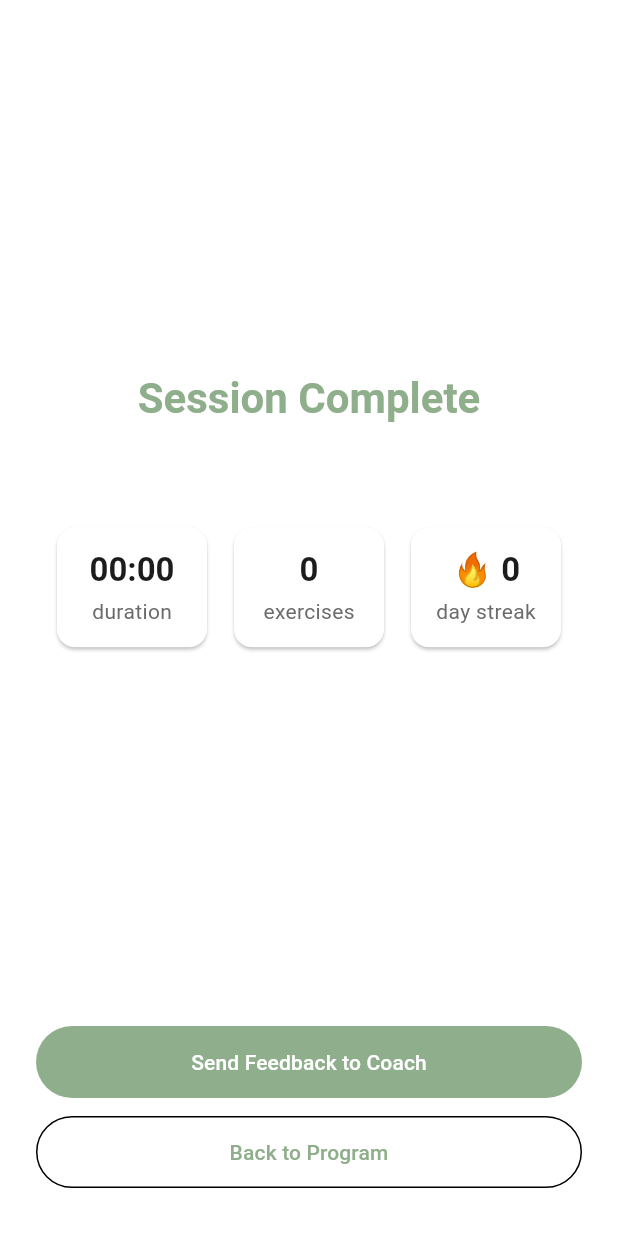
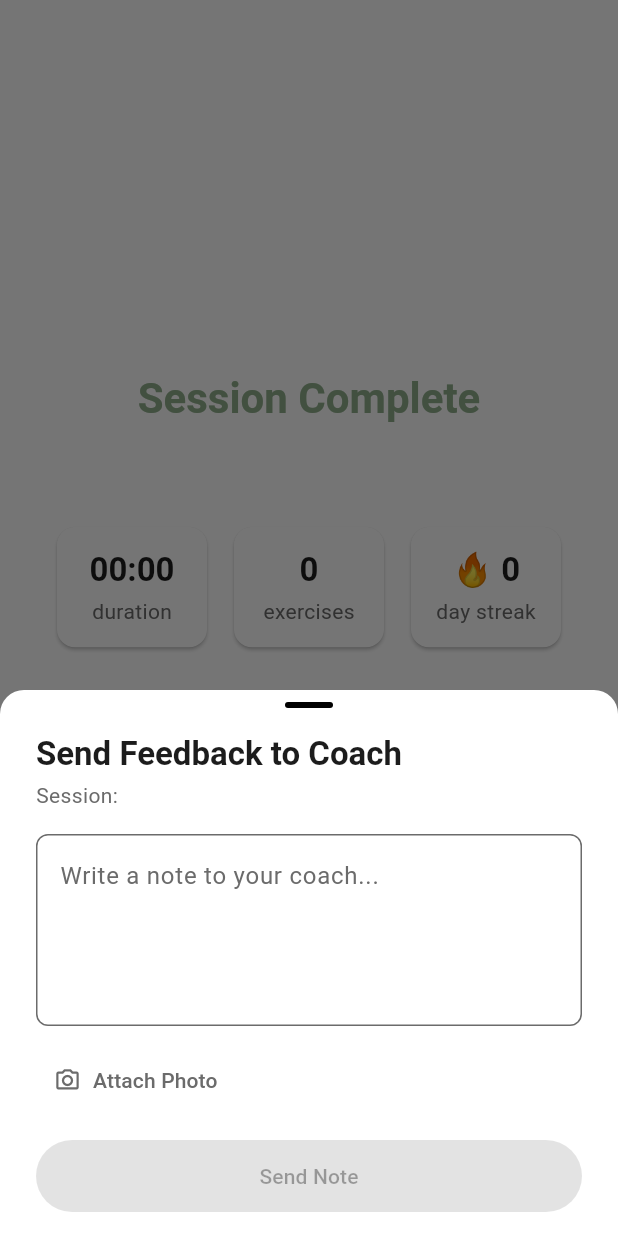
Before and after one commit to ogdevlabs/MWF, a Flutter app: the SessionCompletionScreen screen opened directly with empty values, after a tap on "Send Feedback to Coach", on a phone screen of 412 x 824 dp. Run offline on Flutter 3.47's test engine with Material 3 defaults, Android fonts, the phone set to English and light mode, and no system bars; our stand-ins replace chewie, connectivity_plus, drift, drift_flutter, firebase_core, firebase_messaging and 12 more; missing offline and left inert: background_downloader, model_viewer_plus, purchases_flutter; accounts and stored records are empty; generated files the repository leaves out were written again.

Commit message:
feat(07-05): rewire SessionCompletionScreen to FeedbackComposeBottomSheet
- Replace goNamed('feedback', pathParameters: ...) with showModalBottomSheet
- Opens FeedbackComposeBottomSheet with sessionId and sessionTitle
- Removes navigation to removed /feedback/:sessionId placeholder route

```diff
--- a/mobile/lib/features/session/presentation/session_completion_screen.dart
+++ b/mobile/lib/features/session/presentation/session_completion_screen.dart
@@ -2,6 +2,7 @@ import 'package:flutter/material.dart';
 import 'package:flutter_riverpod/flutter_riverpod.dart';
 import 'package:go_router/go_router.dart';
 
+import '../../coach_chat/presentation/feedback_compose_bottom_sheet.dart';
 import '../../metrics/presentation/metric_log_bottom_sheet.dart';
 
 /// Full-screen session completion screen (D-12, FR-012).
@@ -157,10 +158,14 @@ class _SessionCompletionScreenState
                   height: 48,
                   child: FilledButton(
                     onPressed: () {
-                      // Phase 7 placeholder — routes to feedback screen
-                      context.goNamed(
-                        'feedback',
-                        pathParameters: {'sessionId': widget.sessionId},
+                      showModalBottomSheet(
+                        context: context,
+                        isScrollControlled: true,
+                        backgroundColor: Colors.transparent,
+                        builder: (sheetContext) => FeedbackComposeBottomSheet(
+                          sessionId: widget.sessionId,
+                          sessionTitle: widget.sessionTitle,
+                        ),
                       );
                     },
                     child: const Text('Send Feedback to Coach'),
```
